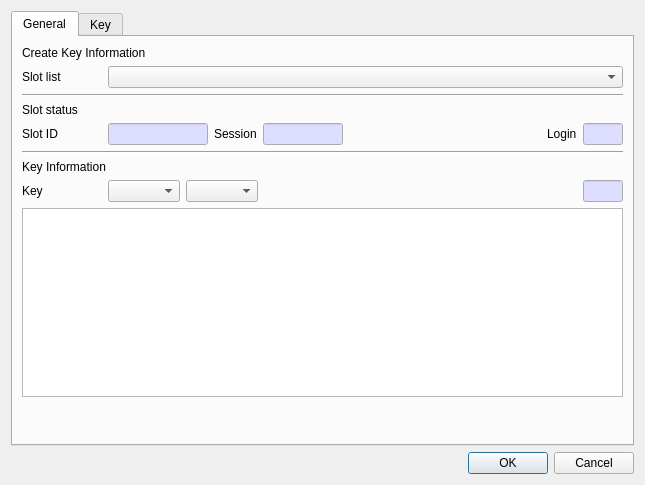
Qt form CryptokiMan/create_key_dlg.ui (jykim74/CryptokiMan) before a commit.
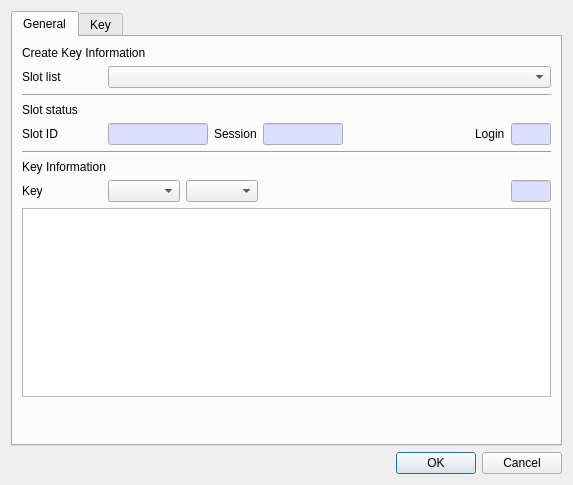
The same form after that commit.

What changed in the file:
```diff
--- a/CryptokiMan/create_key_dlg.ui
+++ b/CryptokiMan/create_key_dlg.ui
@@ -6,7 +6,7 @@
    <rect>
     <x>0</x>
     <y>0</y>
-    <width>645</width>
+    <width>550</width>
     <height>485</height>
    </rect>
   </property>
```
